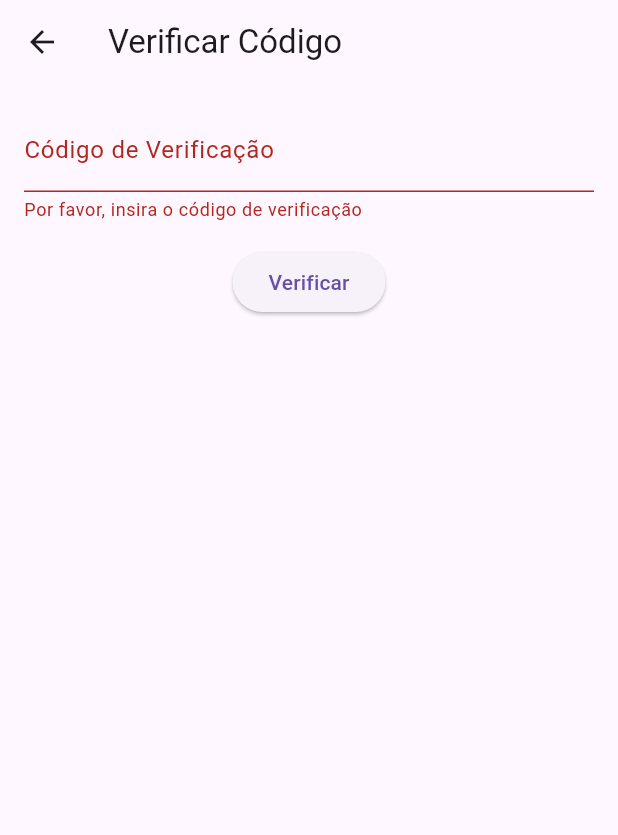
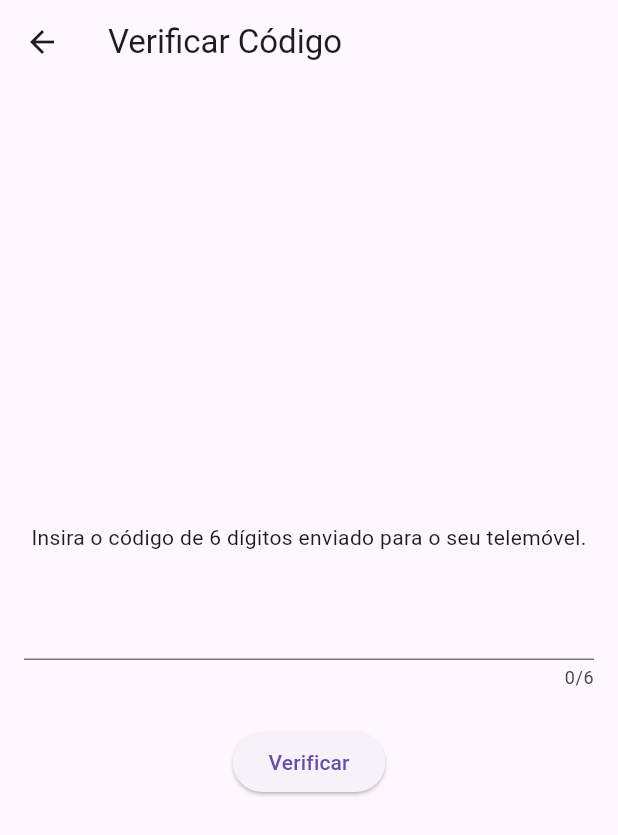
Before and after one commit to barnir/wishlist, a Flutter app: the OTPScreen screen opened directly with empty values, after a tap on "Verificar", on a phone screen of 412 x 824 dp. Shown: the top 835 px of the screen. Run offline on Flutter 3.47's test engine with Material 3 defaults, Android fonts, the phone set to English and light mode, and no system bars; drawn by our look-alikes of sms_autofill; our stand-ins replace cached_network_image, flutter_cache_manager, image_picker, intl_phone_field, supabase_flutter; accounts and stored records are empty; network calls fail.

Commit message:
feat: update authentication flow to use SMS for OTP, enhance UI elements, and improve error handling across screens

```diff
--- a/lib/main.dart
+++ b/lib/main.dart
@@ -99,8 +99,8 @@ class _HomeScreenState extends State<HomeScreen> {
   Widget build(BuildContext context) {
     return PopScope(
       canPop: _selectedIndex == 0,
-      onPopInvoked: (didPop) {
-        if (!didPop && _selectedIndex != 0) {
+      onPopInvokedWithResult: (didPop, result) {
+        if (!didPop) {
           setState(() {
             _selectedIndex = 0;
           });
--- a/lib/screens/explore_screen.dart
+++ b/lib/screens/explore_screen.dart
@@ -126,16 +126,16 @@ class _ExploreScreenState extends State<ExploreScreen> {
                                       radius: 50,
                                     ),
                                     placeholder: (context, url) => CircleAvatar(
-                                      backgroundColor: Theme.of(context).colorScheme.primary.withOpacity(0.1),
+                                      backgroundColor: Theme.of(context).colorScheme.primary.withAlpha(26),
                                       child: const CircularProgressIndicator(strokeWidth: 2),
                                     ),
                                     errorWidget: (context, url, error) => CircleAvatar(
-                                      backgroundColor: Theme.of(context).colorScheme.primary.withOpacity(0.1),
+                                      backgroundColor: Theme.of(context).colorScheme.primary.withAlpha(26),
                                       child: const Icon(Icons.card_giftcard),
                                     ),
                                   )
                                 : CircleAvatar(
-                                    backgroundColor: Theme.of(context).colorScheme.primary.withOpacity(0.1),
+                                    backgroundColor: Theme.of(context).colorScheme.primary.withAlpha(26),
                                     child: const Icon(Icons.card_giftcard),
                                   ),
                           ),
--- a/lib/screens/otp_screen.dart
+++ b/lib/screens/otp_screen.dart
@@ -1,25 +1,38 @@
 import 'package:flutter/material.dart';
+import 'package:sms_autofill/sms_autofill.dart';
 import 'package:wishlist_app/services/auth_service.dart';
 
 class OTPScreen extends StatefulWidget {
-  final String phoneNumber; // Changed from verificationId
+  final String phoneNumber;
 
-  const OTPScreen({super.key, required this.phoneNumber}); // Changed from verificationId
+  const OTPScreen({super.key, required this.phoneNumber});
 
   @override
   State<OTPScreen> createState() => _OTPScreenState();
 }
 
 class _OTPScreenState extends State<OTPScreen> {
-  final _otpController = TextEditingController();
-  final _formKey = GlobalKey<FormState>();
   final _authService = AuthService();
   bool _isLoading = false;
+  String _otpCode = '';
 
-  Future<void> _submitOTP() async {
-    if (!_formKey.currentState!.validate()) {
-      return;
+  @override
+  void initState() {
+    super.initState();
+    _listenForCode();
   }
+
+  void _listenForCode() async {
+    await SmsAutoFill().listenForCode();
+  }
+
+  @override
+  void dispose() {
+    SmsAutoFill().unregisterListener();
+    super.dispose();
+  }
+
+  Future<void> _submitOTP(String code) async {
     setState(() {
       _isLoading = true;
     });
@@ -27,14 +40,11 @@ class _OTPScreenState extends State<OTPScreen> {
     try {
       final response = await _authService.verifyPhoneOtp(
         widget.phoneNumber,
-        _otpController.text.trim(),
+        code,
       );
-      if (response.user != null) {
-        if (mounted) {
-          // Pop twice to go back to the profile screen or home screen
-          Navigator.of(context).pop(); // Pop OTPScreen
-          Navigator.of(context).pop(); // Pop TelefoneLoginScreen or LinkPhoneScreen
-        }
+      if (response.user != null && mounted) {
+        // Navigate back to the root or the main screen after successful login
+        Navigator.of(context).popUntil((route) => route.isFirst);
       }
     } on Exception catch (e) {
       if (mounted) {
@@ -57,33 +67,43 @@ class _OTPScreenState extends State<OTPScreen> {
       appBar: AppBar(title: const Text('Verificar Código')),
       body: Padding(
         padding: const EdgeInsets.all(16.0),
-        child: Form(
-          key: _formKey,
         child: Column(
+          mainAxisAlignment: MainAxisAlignment.center,
           children: [
-              TextFormField(
-                controller: _otpController,
-                decoration: const InputDecoration(labelText: 'Código de Verificação'),
-                keyboardType: TextInputType.number,
-                validator: (value) {
-                  if (value == null || value.isEmpty) {
-                    return 'Por favor, insira o código de verificação';
+            const Text(
+              'Insira o código de 6 dígitos enviado para o seu telemóvel.',
+              textAlign: TextAlign.center,
+            ),
+            const SizedBox(height: 24),
+            TextFieldPinAutoFill(
+              currentCode: _otpCode,
+              codeLength: 6,
+              onCodeSubmitted: (code) {
+                 // This is called when the user submits the code manually
+              },
+              onCodeChanged: (code) {
+                _otpCode = code;
+                if (code.length == 6) {
+                  // Automatically submit when the code is filled
+                  _submitOTP(code);
                 }
-                  return null;
               },
             ),
-              const SizedBox(height: 16),
+            const SizedBox(height: 24),
             if (_isLoading)
               const CircularProgressIndicator()
             else
               ElevatedButton(
-                  onPressed: _submitOTP,
+                onPressed: () {
+                  if (_otpCode.length == 6) {
+                    _submitOTP(_otpCode);
+                  }
+                },
                 child: const Text('Verificar'),
               ),
           ],
         ),
       ),
-      ),
     );
   }
 }
--- a/lib/screens/profile_screen.dart
+++ b/lib/screens/profile_screen.dart
@@ -5,7 +5,6 @@ import 'package:cached_network_image/cached_network_image.dart';
 import 'package:wishlist_app/screens/link_email_screen.dart';
 import 'package:wishlist_app/screens/link_phone_screen.dart';
 import 'package:wishlist_app/services/auth_service.dart';
-import 'package:wishlist_app/services/image_cache_service.dart';
 import 'package:wishlist_app/services/user_service.dart';
 
 class ProfileScreen extends StatefulWidget {
@@ -137,7 +136,7 @@ class _ProfileScreenState extends State<ProfileScreen> {
                           children: [
                             CircleAvatar(
                               radius: 50,
-                              backgroundColor: Theme.of(context).colorScheme.primary.withOpacity(0.1),
+                              backgroundColor: Theme.of(context).colorScheme.primary.withAlpha(26),
                               backgroundImage: _profileImageUrl != null
                                   ? CachedNetworkImageProvider(_profileImageUrl!)
                                   : null,
--- a/lib/screens/wishlist_details_screen.dart
+++ b/lib/screens/wishlist_details_screen.dart
@@ -250,7 +250,7 @@ class _WishlistDetailsScreenState extends State<WishlistDetailsScreen> {
                             ],
                           ),
                         );
-                      }).toList(),
+                      }),
                     ],
                     onChanged: (newValue) {
                       setState(() {
@@ -296,7 +296,7 @@ class _WishlistDetailsScreenState extends State<WishlistDetailsScreen> {
             TextButton(
               onPressed: () {
                 Navigator.of(context).pop();
-                this.setState(() {}); // Rebuild the main screen with the new filter/sort
+                setState(() {}); // Rebuild the main screen with the new filter/sort
               },
               child: const Text('Aplicar'),
             ),
--- a/lib/screens/wishlists_screen.dart
+++ b/lib/screens/wishlists_screen.dart
@@ -66,16 +66,16 @@ class _WishlistsScreenState extends State<WishlistsScreen> {
                             radius: 50,
                           ),
                           placeholder: (context, url) => CircleAvatar(
-                            backgroundColor: Theme.of(context).colorScheme.primary.withOpacity(0.1),
+                            backgroundColor: Theme.of(context).colorScheme.primary.withAlpha(26),
                             child: const CircularProgressIndicator(strokeWidth: 2),
                           ),
                           errorWidget: (context, url, error) => CircleAvatar(
-                            backgroundColor: Theme.of(context).colorScheme.primary.withOpacity(0.1),
+                            backgroundColor: Theme.of(context).colorScheme.primary.withAlpha(26),
                             child: const Icon(Icons.card_giftcard),
                           ),
                         )
                       : CircleAvatar(
-                          backgroundColor: Theme.of(context).colorScheme.primary.withOpacity(0.1),
+                          backgroundColor: Theme.of(context).colorScheme.primary.withAlpha(26),
                           child: const Icon(Icons.card_giftcard),
                         ),
                 ),
--- a/lib/services/auth_service.dart
+++ b/lib/services/auth_service.dart
@@ -70,7 +70,7 @@ class AuthService {
     try {
       await _supabaseClient.auth.signInWithOtp(
         phone: phoneNumber,
-        channel: OtpChannel.whatsapp,
+        channel: OtpChannel.sms,
       );
     } on AuthException catch (e) {
       throw Exception(e.message);
--- a/lib/services/supabase_database_service.dart
+++ b/lib/services/supabase_database_service.dart
@@ -105,7 +105,6 @@ class SupabaseDatabaseService {
       return response;
     } catch (e) {
       // Handle case where item might not exist or other errors
-      print('Error fetching wish item: $e');
       return null;
     }
   }
--- a/lib/services/user_service.dart
+++ b/lib/services/user_service.dart
@@ -1,5 +1,4 @@
 import 'package:supabase_flutter/supabase_flutter.dart';
-import 'package:postgrest/postgrest.dart';
 
 class UserService {
   final SupabaseClient _supabaseClient = Supabase.instance.client;
@@ -41,7 +40,6 @@ class UserService {
           .filter('phone_number', 'in', phoneNumbers.join(','));
       return List<Map<String, dynamic>>.from(response);
     } catch (e) {
-      print('Error searching friends by contacts: $e');
       return [];
     }
   }
@@ -54,7 +52,6 @@ class UserService {
         'friend_name': friendName, // Assuming you want to store friend's name in the friends table
       });
     } catch (e) {
-      print('Error adding friend: $e');
       rethrow;
     }
   }
--- a/lib/widgets/wish_item_tile.dart
+++ b/lib/widgets/wish_item_tile.dart
@@ -32,13 +32,13 @@ class WishItemTile extends StatelessWidget {
             builder: (context, snapshot) {
               if (snapshot.connectionState == ConnectionState.waiting) {
                 return CircleAvatar(
-                  backgroundColor: Theme.of(context).colorScheme.primary.withOpacity(0.1),
+                  backgroundColor: Theme.of(context).colorScheme.primary.withAlpha(26),
                   child: const CircularProgressIndicator(strokeWidth: 2),
                 );
               } else if (snapshot.hasError || !snapshot.hasData || snapshot.data == null) {
                 // Fallback to category icon if image fails to load or is not present
                 return CircleAvatar(
-                  backgroundColor: Theme.of(context).colorScheme.primary.withOpacity(0.1),
+                  backgroundColor: Theme.of(context).colorScheme.primary.withAlpha(26),
                   child: Icon(
                     category.icon,
                     color: Theme.of(context).colorScheme.primary,
--- a/pubspec.yaml
+++ b/pubspec.yaml
@@ -22,6 +22,7 @@ dependencies:
   cached_network_image: ^3.3.1
   flutter_cache_manager: ^3.3.1
   supabase_flutter: ^2.9.1
+  sms_autofill: ^2.3.0
   image: ^4.0.17
 
 dev_dependencies:
```
Also changed, not shown: lib/screens/login_screen.dart (+2 -5 lines), lib/screens/telefone_login_screen.dart (+25 -56 lines), lib/services/supabase_storage_service.dart (+3 -4 lines), pubspec.lock. Lines whose indentation alone changed are shown as unchanged.
